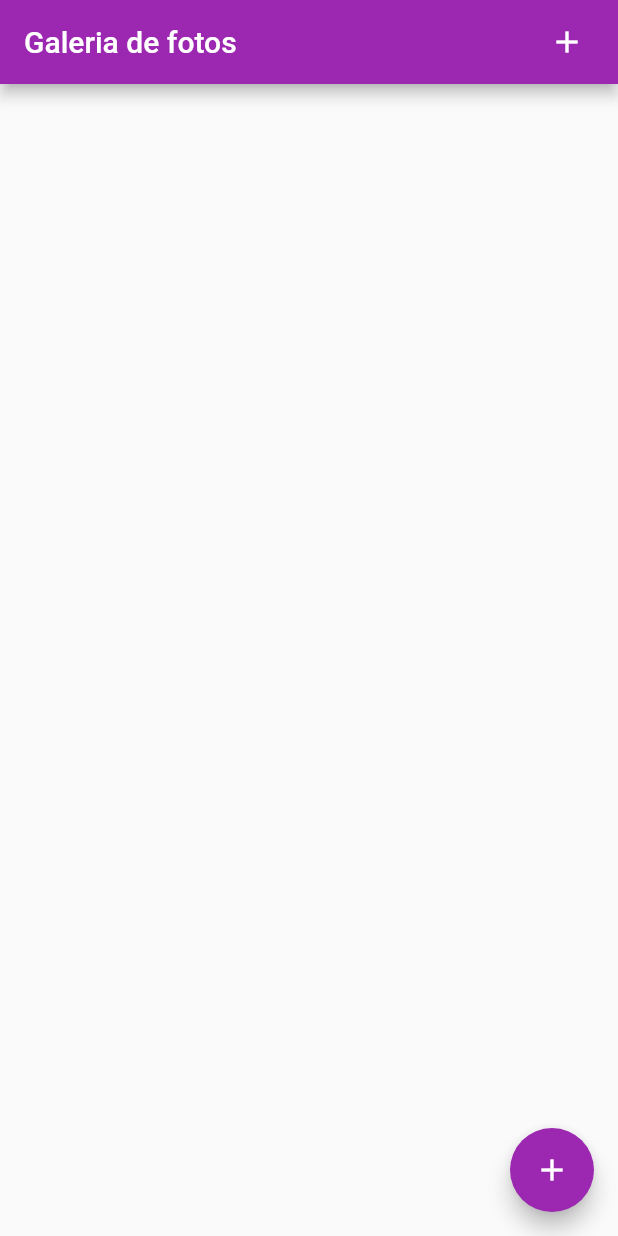
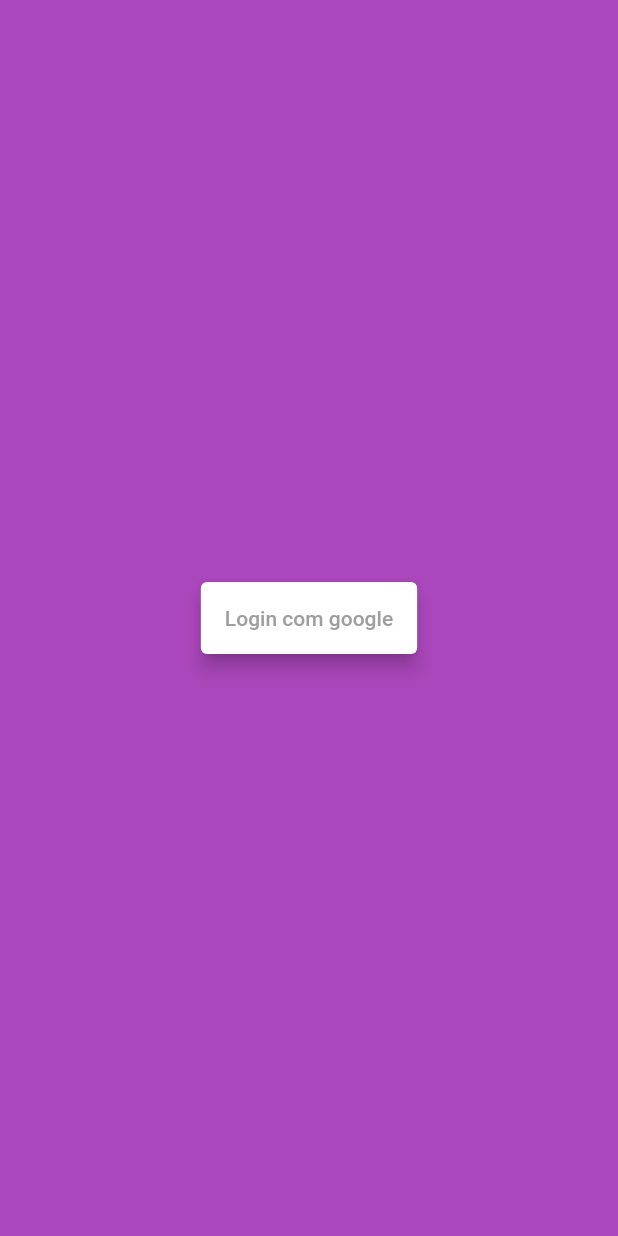
Before and after one commit to lucaslsneves/flutterchallenge, a Flutter app: the screen it shows after launch, on a phone screen of 412 x 824 dp. Run offline on Flutter 3.47's test engine with Material 2 defaults, Android fonts, the phone set to English and light mode, and no system bars; our stand-ins replace cloud_firestore, firebase_auth, firebase_storage, google_sign_in, image_cropper, image_picker; accounts and stored records are empty.

Commit message:
Add login with google

```diff
--- /dev/null
+++ b/lib/core/enums/app_enums.dart
@@ -0,0 +1 @@
+enum ResponseStatus {Success,Failed}
--- /dev/null
+++ b/lib/core/features/responses/response_default.dart
@@ -0,0 +1,11 @@
+import '../../enums/app_enums.dart';
+
+// Tipando as respostas das requisições
+class DefaultResponse<T> {
+  final T object;
+  final String message;
+  final ResponseStatus status;
+
+  DefaultResponse({this.object,this.message,this.status});
+
+}
--- /dev/null
+++ b/lib/interfaces/auth_repository_interface.dart
@@ -0,0 +1,5 @@
+import '../core/features/responses/response_default.dart';
+
+abstract class IAuthRepository {
+  Future<DefaultResponse> doLoginGoogle();
+}
--- a/lib/main.dart
+++ b/lib/main.dart
@@ -1,6 +1,5 @@
-
 import 'package:flutter/material.dart';
-import './views/my_home_page.dart';
+import './views/login_page.dart';
 
 void main() {
   runApp(MyApp());
@@ -15,8 +14,8 @@ class MyApp extends StatelessWidget {
         theme: ThemeData(
           primarySwatch: Colors.purple,
         ),
-        home: MyHomePage(
-          title: 'Galeria de fotos',
-        ));
+        home: LoginPage()
+
+        );
   }
 }
--- a/lib/repositories/image_repository.dart
+++ b/lib/repositories/image_repository.dart
@@ -2,6 +2,7 @@
 import 'package:cloud_firestore/cloud_firestore.dart';
 import './base_firebase_repository.dart';
 import '../models/image_model.dart';
+
 
 class ImageRepository extends BaseFirebaseRepository<ImageItem> {
   @override
--- /dev/null
+++ b/lib/views/login_page.dart
@@ -0,0 +1,36 @@
+import 'package:firebase_auth/firebase_auth.dart';
+import '../core/enums/app_enums.dart';
+import 'package:flutter/material.dart';
+import 'package:flutterchallenge/views/my_home_page.dart';
+import '../repositories/auth_repository.dart';
+
+class LoginPage extends StatelessWidget {
+  @override
+  Widget build(BuildContext context) {
+    return Scaffold(
+      body: Container(
+        color: Colors.purple[400],
+        child: Center(
+            child: Card(
+          color: Colors.white,
+          elevation: 5,
+          child: FlatButton(
+            child:
+                Text('Login com google', style: TextStyle(color: Colors.grey)),
+            onPressed: () async => await AuthRepository(FirebaseAuth.instance)
+                .doLoginGoogle()
+                .then((response) {
+                  print(response.status);
+              if (response.status == ResponseStatus.Success) {
+                Navigator.pushReplacement(
+                    context,
+                    MaterialPageRoute(
+                        builder: (BuildContext context) => MyHomePage()));
+              }
+            }),
+          ),
+        )),
+      ),
+    );
+  }
+}
--- a/lib/views/my_home_page.dart
+++ b/lib/views/my_home_page.dart
@@ -5,9 +5,6 @@ import '../repositories/image_repository.dart';
 import 'image_capture_page.dart';
 
 class MyHomePage extends StatefulWidget {
-  MyHomePage({Key key, this.title}) : super(key: key);
-
-  final String title;
 
   @override
   _MyHomePageState createState() => _MyHomePageState();
@@ -28,7 +25,7 @@ class _MyHomePageState extends State<MyHomePage> {
             width: 10,
           )
         ],
-        title: Text(widget.title),
+        title: Text('Galeria de fotos'),
       ),
       body: Column(
         children: <Widget>[
```
Also changed, not shown: lib/core/features/responses/response_builder.dart (added, +15 -0 lines), lib/repositories/auth_repository.dart (added, +59 -0 lines).
